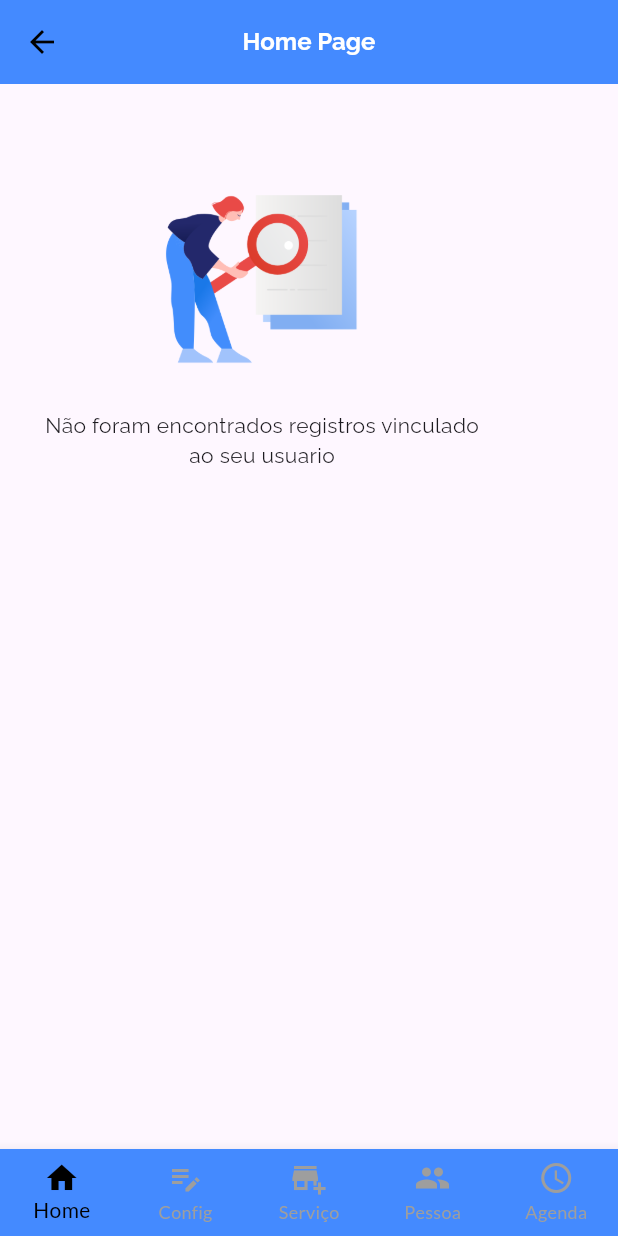
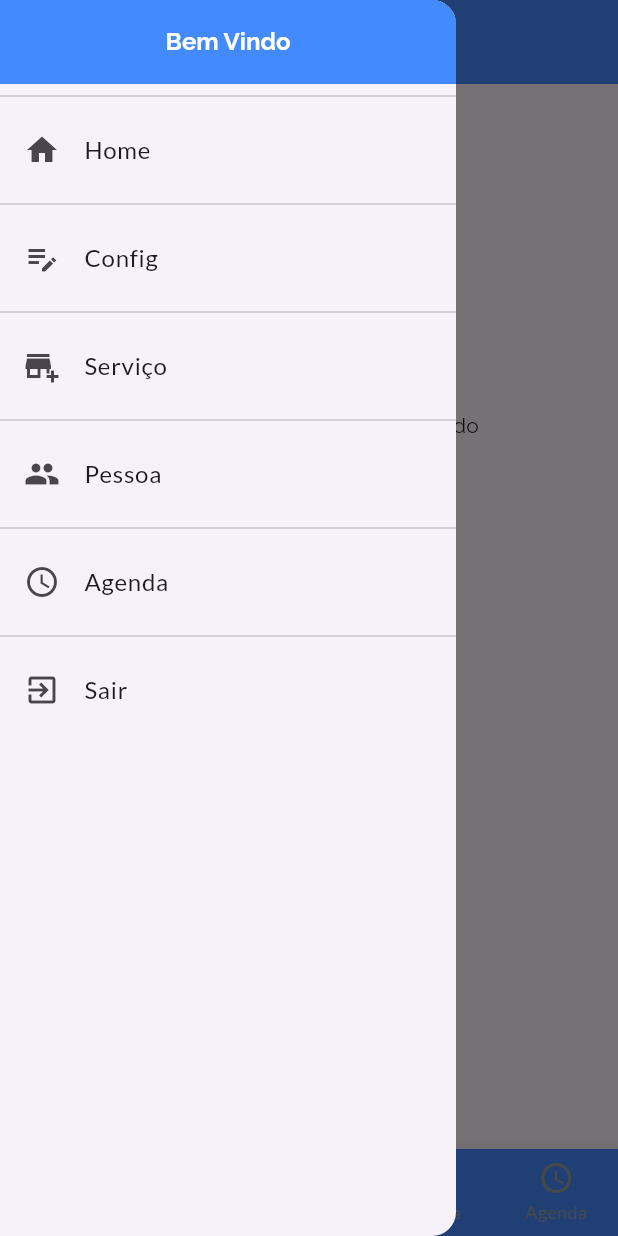
Before and after one commit to luizpadilha/app_flutter_agendamento, a Flutter app: the HomePage screen opened by its route, with the side drawer open (before the commit the screen has no drawer), on a phone screen of 412 x 824 dp. Run offline on Flutter 3.47's test engine with Material 3 defaults, Android fonts, the phone set to English and light mode, and no system bars; drawn by our look-alikes of auto_size_text; our stand-ins replace brasil_fields, dio, flutter_map, flutter_modular, flutter_triple, font_awesome_flutter and 6 more; accounts and stored records are empty.

Commit message:
5 melhorias
* 5 feat: adicionando menu lateral(appDrawer);
* 5 feat: adicionando logout;
* 5 feat: adicionando auto login verificando se o token ainda é valido;

```diff
--- /dev/null
+++ b/lib/components/app_drawer.component.dart
@@ -0,0 +1,75 @@
+import 'package:flutter/cupertino.dart';
+import 'package:flutter/material.dart';
+import 'package:flutter_modular/flutter_modular.dart';
+import 'package:mybabernew/modules/agenda/agenda.module.dart';
+import 'package:mybabernew/modules/config/config.module.dart';
+import 'package:mybabernew/modules/home/home.module.dart';
+import 'package:mybabernew/modules/login/login.module.dart';
+import 'package:mybabernew/modules/pessoa/pessoa.module.dart';
+import 'package:mybabernew/modules/servico/servico.module.dart';
+
+class AppDrawerComponent extends StatelessWidget {
+  const AppDrawerComponent({super.key});
+
+  @override
+  Widget build(BuildContext context) {
+    return Drawer(
+      child: Column(
+        children: [
+          AppBar(
+            title: const Text('Bem Vindo'),
+            automaticallyImplyLeading: false,
+          ),
+          const Divider(),
+          ListTile(
+            leading: const Icon(Icons.home),
+            title: const Text('Home'),
+            onTap: () {
+              Modular.to.pushReplacementNamed(HomeModule.ROUTE);
+            },
+          ),
+          const Divider(),
+          ListTile(
+            leading: const Icon(Icons.edit_note_sharp),
+            title: const Text('Config'),
+            onTap: () {
+              Modular.to.pushReplacementNamed(ConfigModule.ROUTE);
+            },
+          ),
+          const Divider(),
+          ListTile(
+            leading: const Icon(Icons.add_business),
+            title: const Text('Serviço'),
+            onTap: () {
+              Modular.to.pushReplacementNamed(ServicoModule.ROUTE);
+            },
+          ),
+          const Divider(),
+          ListTile(
+            leading: const Icon(Icons.people),
+            title: const Text('Pessoa'),
+            onTap: () {
+              Modular.to.pushReplacementNamed(PessoaModule.ROUTE);
+            },
+          ),
+          const Divider(),
+          ListTile(
+            leading: const Icon(Icons.schedule),
+            title: const Text('Agenda'),
+            onTap: () {
+              Modular.to.pushReplacementNamed(AgendaModule.ROUTE);
+            },
+          ),
+          const Divider(),
+          ListTile(
+            leading: const Icon(Icons.exit_to_app),
+            title: const Text('Sair'),
+            onTap: () {
+              Modular.to.pushNamedAndRemoveUntil(LoginModule.ROUTE, (route) => route.isFirst, arguments: true);
+            },
+          ),
+        ],
+      ),
+    );
+  }
+}
--- a/lib/constants.dart
+++ b/lib/constants.dart
@@ -15,3 +15,9 @@ get baseUrl => isProduction ? BASE_URL : BASE_URL_HOMOLOGACAO;
 bool platformIsIos(BuildContext context) {
   return Theme.of(context).platform == TargetPlatform.iOS;
 }
+
+const String KEY_USERLOGIN = "userlogin";
+const String KEY_USERPASSWORD = "passwordlogin";
+const String KEY_USERID = "useridlogin";
+const String KEY_EXPIRYDATE = "expirylogin";
+const String KEY_TOKEN = "tokenlogin";
--- a/lib/entity/user.dart
+++ b/lib/entity/user.dart
@@ -2,9 +2,9 @@ class User {
   String? username;
   String? token;
   String? userId;
-  int? expiresIn;
+  String? expiresIn;
 
-  User({this.username, this.expiresIn});
+  User({this.username, this.token, this.userId, this.expiresIn});
 
   User.fromJson(Map<String, dynamic> json) {
     username = json['user'];
--- a/lib/modules/agenda/agenda.page.dart
+++ b/lib/modules/agenda/agenda.page.dart
@@ -3,6 +3,7 @@ import 'package:flutter_modular/flutter_modular.dart';
 import 'package:flutter_triple/flutter_triple.dart';
 import 'package:intl/intl.dart';
 import 'package:mybabernew/components/alert.component.dart';
+import 'package:mybabernew/components/app_drawer.component.dart';
 import 'package:mybabernew/components/bottom_bar.component.dart';
 import 'package:mybabernew/components/carregando.component.dart';
 import 'package:mybabernew/components/date_picker.component.dart';
@@ -37,6 +38,7 @@ class _AgendaPageState extends State<AgendaPage> {
     final deviceSize = MediaQuery.of(context).size;
     final msg = ScaffoldMessenger.of(context);
     return Scaffold(
+        drawer: const AppDrawerComponent(),
         bottomNavigationBar: const BottomBarComponent(),
         extendBody: true,
         appBar: AppBar(
--- a/lib/modules/agenda/agenda.page.form.dart
+++ b/lib/modules/agenda/agenda.page.form.dart
@@ -4,6 +4,7 @@ import 'package:flutter_triple/flutter_triple.dart';
 import 'package:google_fonts/google_fonts.dart';
 import 'package:intl/intl.dart';
 import 'package:mybabernew/components/alert.component.dart';
+import 'package:mybabernew/components/app_drawer.component.dart';
 import 'package:mybabernew/components/auto_complete.component.dart';
 import 'package:mybabernew/components/bottom_bar.component.dart';
 import 'package:mybabernew/components/carregando.component.dart';
@@ -73,6 +74,7 @@ class _AgendaFormPageState extends State<AgendaFormPage> {
   Widget build(BuildContext context) {
     var mediaQuery = MediaQuery.of(context);
     return Scaffold(
+      drawer: const AppDrawerComponent(),
       bottomNavigationBar: const BottomBarComponent(),
       extendBody: true,
       appBar: AppBar(title: const Text('Formulário de Agenda')),
--- a/lib/modules/config/config.page.dart
+++ b/lib/modules/config/config.page.dart
@@ -1,9 +1,11 @@
 import 'package:flutter/material.dart';
+import 'package:mybabernew/components/app_drawer.component.dart';
 import 'package:mybabernew/components/bottom_bar.component.dart';
 
 class ConfigPage extends StatelessWidget {
   Widget build(BuildContext context) {
     return Scaffold(
+      drawer: const AppDrawerComponent(),
       appBar: AppBar(title: Text('Config Page')),
       body: Center(
         child: Text('This is CONFIG page'),
--- a/lib/modules/home/home.page.dart
+++ b/lib/modules/home/home.page.dart
@@ -5,6 +5,7 @@ import 'package:flutter/material.dart';
 import 'package:flutter_triple/flutter_triple.dart';
 import 'package:font_awesome_flutter/font_awesome_flutter.dart';
 import 'package:google_fonts/google_fonts.dart';
+import 'package:mybabernew/components/app_drawer.component.dart';
 import 'package:mybabernew/components/bottom_bar.component.dart';
 import 'package:mybabernew/components/empty_list.component.dart';
 import 'package:mybabernew/components/label_field.component.dart';
@@ -37,6 +38,7 @@ class _HomePageState extends State<HomePage> {
   Widget build(BuildContext context) {
     return Scaffold(
       appBar: AppBar(title: Text('Home Page')),
+      drawer: const AppDrawerComponent(),
       body: Padding(
         padding: const EdgeInsets.symmetric(horizontal: 10),
         child: SizedBox(
--- a/lib/modules/pessoa/pessoa.page.dart
+++ b/lib/modules/pessoa/pessoa.page.dart
@@ -5,6 +5,7 @@ import 'package:flutter/material.dart';
 import 'package:flutter_modular/flutter_modular.dart';
 import 'package:flutter_triple/flutter_triple.dart';
 import 'package:google_fonts/google_fonts.dart';
+import 'package:mybabernew/components/app_drawer.component.dart';
 import 'package:mybabernew/components/bottom_bar.component.dart';
 import 'package:mybabernew/components/carregando.component.dart';
 import 'package:mybabernew/components/empty_list.component.dart';
@@ -40,6 +41,7 @@ class _PessoaPageState extends State<PessoaPage> {
   Widget build(BuildContext context) {
     final msg = ScaffoldMessenger.of(context);
     return Scaffold(
+        drawer: const AppDrawerComponent(),
         bottomNavigationBar: const BottomBarComponent(),
         extendBody: true,
         appBar: AppBar(
--- a/lib/modules/pessoa/pessoa.page.form.dart
+++ b/lib/modules/pessoa/pessoa.page.form.dart
@@ -5,6 +5,7 @@ import 'package:flutter_modular/flutter_modular.dart';
 import 'package:flutter_triple/flutter_triple.dart';
 import 'package:google_fonts/google_fonts.dart';
 import 'package:mybabernew/components/alert.component.dart';
+import 'package:mybabernew/components/app_drawer.component.dart';
 import 'package:mybabernew/components/bottom_bar.component.dart';
 import 'package:mybabernew/components/carregando.component.dart';
 import 'package:mybabernew/components/input_decorator.dart';
@@ -63,6 +64,7 @@ class _PessoaFormPageState extends State<PessoaFormPage> {
   @override
   Widget build(BuildContext context) {
     return Scaffold(
+      drawer: const AppDrawerComponent(),
       bottomNavigationBar: const BottomBarComponent(),
       extendBody: true,
       appBar: AppBar(title: Text('Formulário de Pessoa')),
--- a/lib/modules/servico/servico.page.dart
+++ b/lib/modules/servico/servico.page.dart
@@ -5,6 +5,7 @@ import 'package:flutter/material.dart';
 import 'package:flutter_modular/flutter_modular.dart';
 import 'package:flutter_triple/flutter_triple.dart';
 import 'package:google_fonts/google_fonts.dart';
+import 'package:mybabernew/components/app_drawer.component.dart';
 import 'package:mybabernew/components/bottom_bar.component.dart';
 import 'package:mybabernew/components/carregando.component.dart';
 import 'package:mybabernew/components/empty_list.component.dart';
@@ -37,6 +38,7 @@ class _ServicoPageState extends State<ServicoPage> {
   Widget build(BuildContext context) {
     final msg = ScaffoldMessenger.of(context);
     return Scaffold(
+      drawer: const AppDrawerComponent(),
       bottomNavigationBar: const BottomBarComponent(),
       extendBody: true,
       appBar: AppBar(
--- a/lib/modules/servico/servico.page.form.dart
+++ b/lib/modules/servico/servico.page.form.dart
@@ -6,6 +6,7 @@ import 'package:flutter_modular/flutter_modular.dart';
 import 'package:flutter_triple/flutter_triple.dart';
 import 'package:google_fonts/google_fonts.dart';
 import 'package:mybabernew/components/alert.component.dart';
+import 'package:mybabernew/components/app_drawer.component.dart';
 import 'package:mybabernew/components/bottom_bar.component.dart';
 import 'package:mybabernew/components/carregando.component.dart';
 import 'package:mybabernew/components/input_decorator.dart';
@@ -57,6 +58,7 @@ class _ServicoFormPageState extends State<ServicoFormPage> {
   @override
   Widget build(BuildContext context) {
     return Scaffold(
+      drawer: const AppDrawerComponent(),
       bottomNavigationBar: const BottomBarComponent(),
       extendBody: true,
       appBar: AppBar(title: Text('Formulário de Servico')),
```
Also changed, not shown: lib/modules/login/login.controller.dart (+54 -0 lines), lib/modules/login/login.module.dart (+6 -4 lines), lib/modules/login/login.page.dart (+28 -9 lines).
